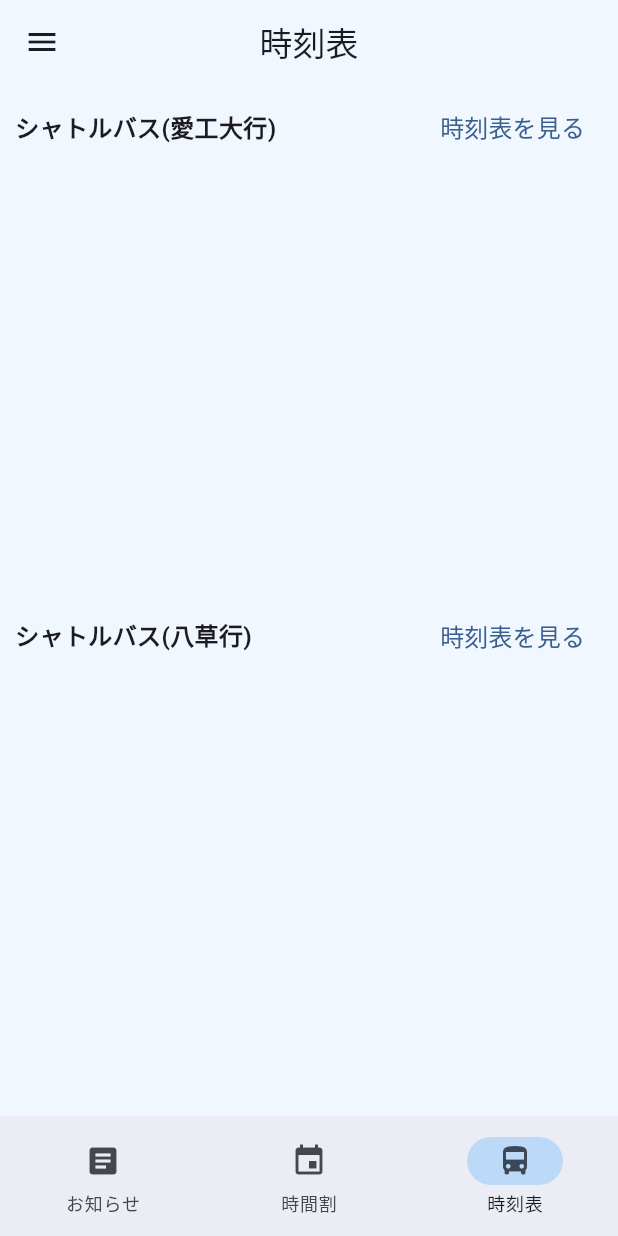
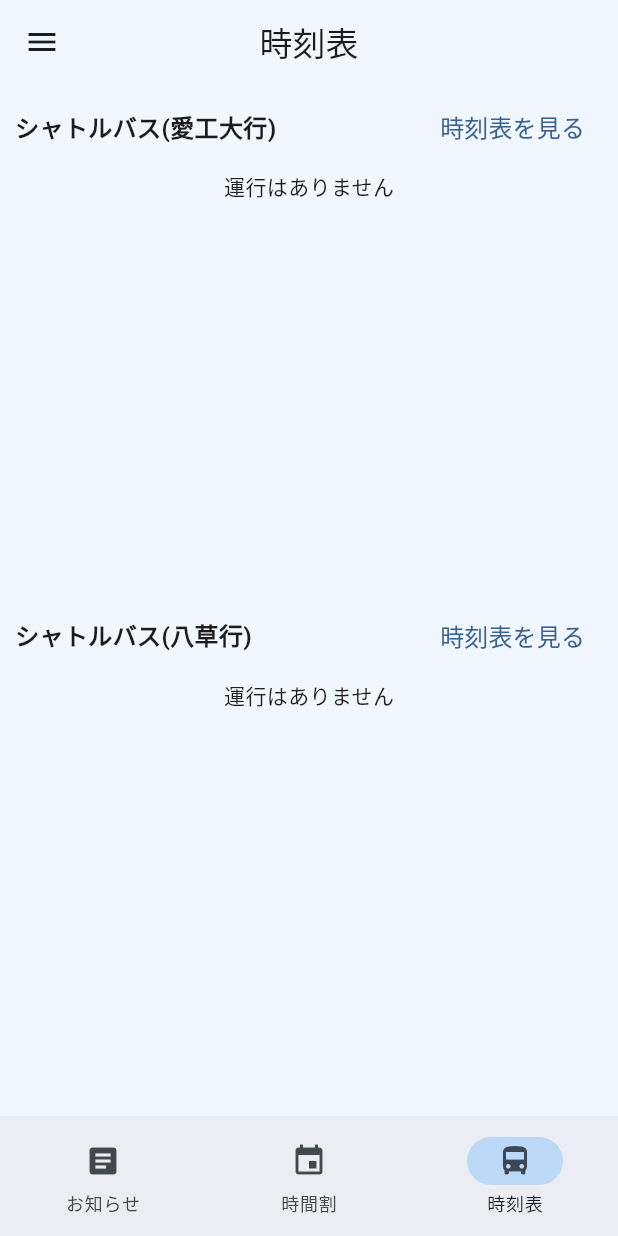
Before and after one commit to piman528/aitapp, a Flutter app: the TabScreen screen opened directly, item 3 of the bottom bar chosen, on a phone screen of 412 x 824 dp. Run offline on Flutter 3.47's test engine with Material 3 defaults, Android fonts, the phone set to English and light mode, and no system bars; our stand-ins replace flutter_hooks, flutter_riverpod, fluttertoast, hooks_riverpod, share_plus, shared_preferences; missing offline and left inert: syncfusion_flutter_pdfviewer, universal_html; accounts and stored records are empty; network calls fail.

Commit message:
ui tweak

```diff
--- a/lib/wighets/vehicle_timetable_item.dart
+++ b/lib/wighets/vehicle_timetable_item.dart
@@ -7,7 +7,7 @@ import 'package:flutter/material.dart';
 import 'package:flutter_hooks/flutter_hooks.dart';
 import 'package:intl/intl.dart';
 
-class TimeTableCard extends StatelessWidget {
+class TimeTableCard extends HookWidget {
   const TimeTableCard({
     super.key,
     required this.vehicle,
@@ -18,6 +18,10 @@ class TimeTableCard extends StatelessWidget {
 
   @override
   Widget build(BuildContext context) {
+    final now = useRef(DateTime.now());
+    final todayDaiya = useRef<String?>(
+      dayDaiya['${now.value.year}-${now.value.month}-${now.value.day}'],
+    );
     return Expanded(
       child: Column(
         children: [
@@ -52,7 +56,8 @@ class TimeTableCard extends StatelessWidget {
           const SizedBox(
             height: 5,
           ),
-          Expanded(
+          todayDaiya.value != null
+              ? Expanded(
                   child: ListView(
                     children: [
                       TimeCard(
@@ -78,6 +83,9 @@ class TimeTableCard extends StatelessWidget {
                       ),
                     ],
                   ),
+                )
+              : const Center(
+                  child: Text('運行はありません'),
                 ),
         ],
       ),
```
Lines whose indentation alone changed are shown as unchanged.
